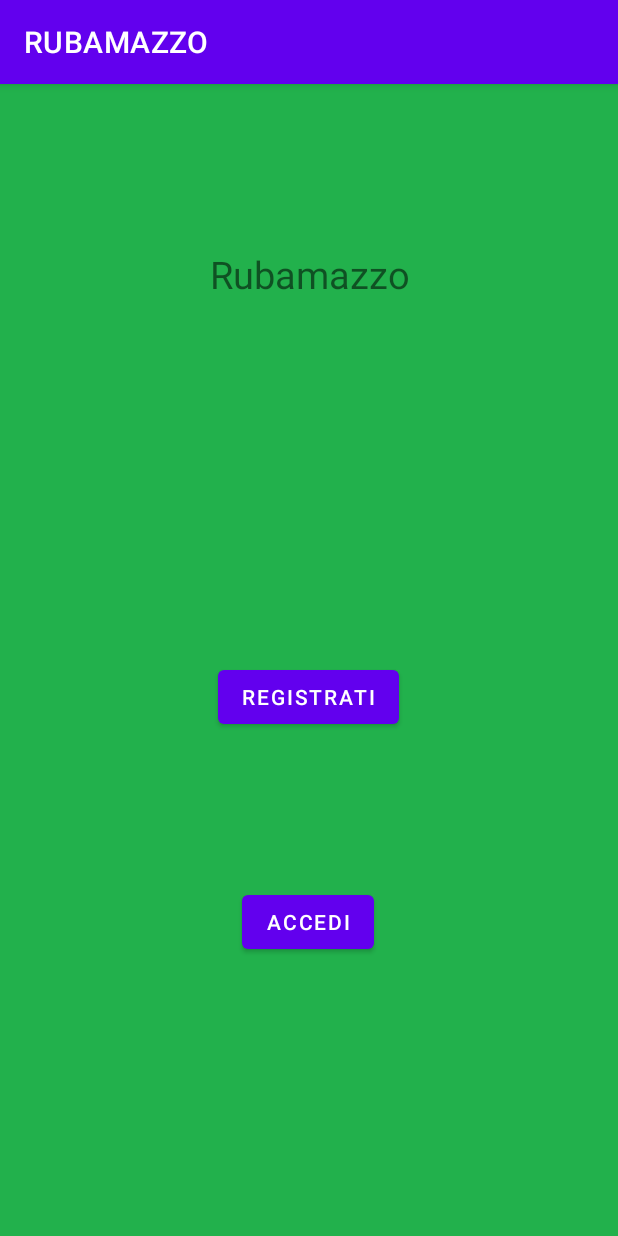
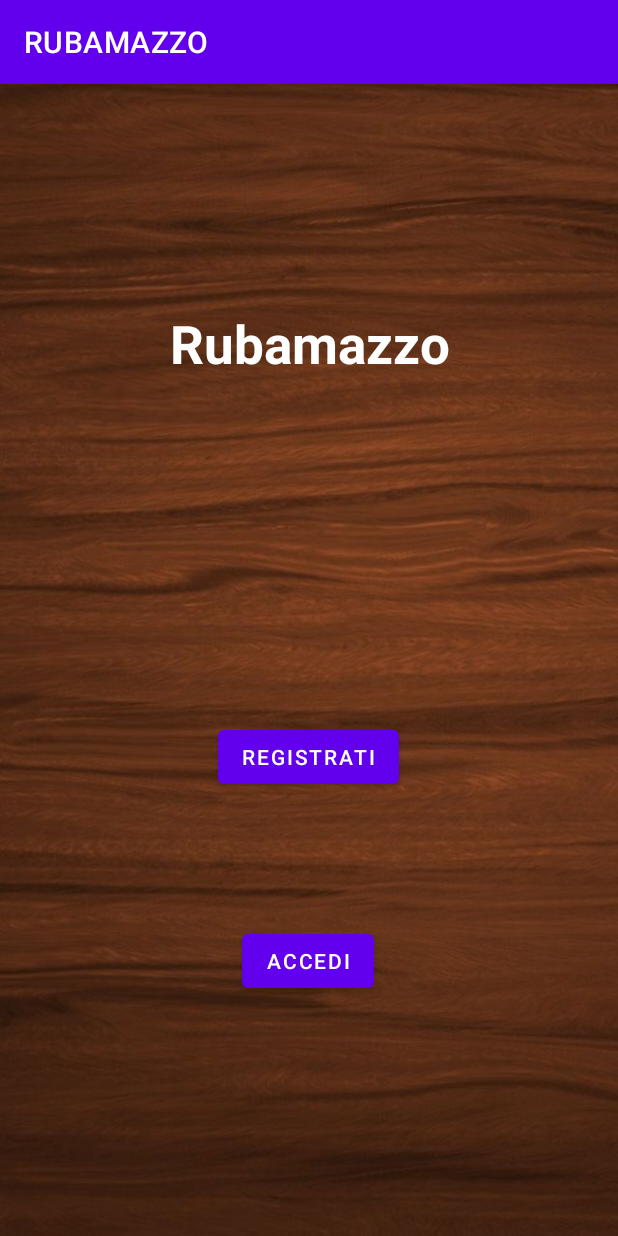
Before and after one commit to giorgiamatteucci/rubamazzo1, an Android app: the screen it shows after launch (MainActivity), on a phone screen of 412 x 824 dp. Run offline under Robolectric (Android 15) with nearby library versions, the phone set to English and light mode, and no system bars.

```diff
--- a/app/build.gradle
+++ b/app/build.gradle
@@ -1,5 +1,7 @@
 plugins {
     id 'com.android.application'
+
+    id 'com.google.gms.google-services'
 }
 
 android {
@@ -35,4 +37,7 @@ dependencies {
     testImplementation 'junit:junit:4.13.2'
     androidTestImplementation 'androidx.test.ext:junit:1.1.4'
     androidTestImplementation 'androidx.test.espresso:espresso-core:3.5.0'
+//classpath 'com.google.gms:google-services:4.3.13'
+    implementation platform('com.google.firebase:firebase-bom:31.1.1')
+    implementation 'com.google.firebase:firebase-analytics'
 }
--- a/app/src/main/java/com/example/rubamazzo/MainActivity.java
+++ b/app/src/main/java/com/example/rubamazzo/MainActivity.java
@@ -18,7 +18,7 @@ public class MainActivity extends AppCompatActivity {
         setContentView(R.layout.activity_main);
 
         //binding elementi layout con elementi java (oggetti)
-        tvTitolo = findViewById(R.id.tvTiitolo);
+        tvTitolo = findViewById(R.id.tvTitolo);
 
         btnRegistrati = findViewById(R.id.btnRegistratiMain);
         btnAccedi = findViewById(R.id.btnAccediMain);
@@ -28,7 +28,7 @@ public class MainActivity extends AppCompatActivity {
             startActivity(i);
         });
 
-        btnRegistrati.setOnClickListener(v -> {
+        btnAccedi.setOnClickListener(v -> {
             Intent i = new Intent(MainActivity.this, EntraActivity.class);
             startActivity(i);
         });
--- a/app/src/main/res/layout/activity_main.xml
+++ b/app/src/main/res/layout/activity_main.xml
@@ -5,39 +5,41 @@
     android:layout_width="match_parent"
     android:layout_height="match_parent"
     tools:context=".MainActivity"
-    android:background="@drawable/verde">
+    android:background="@drawable/sfondo">
 
     <TextView
-        android:id="@+id/tvTiitolo"
+        android:id="@+id/tvTitolo"
         android:layout_width="197dp"
         android:layout_height="63dp"
         android:text="Rubamazzo"
         android:textAlignment="center"
-        android:textSize="25sp"
+        android:textStyle="bold"
+        android:textColor="@color/white"
+        android:textSize="35sp"
         app:layout_constraintBottom_toBottomOf="parent"
         app:layout_constraintLeft_toLeftOf="parent"
         app:layout_constraintRight_toRightOf="parent"
         app:layout_constraintTop_toTopOf="parent"
-        app:layout_constraintVertical_bias="0.155" />
+        app:layout_constraintVertical_bias="0.212" />
 
     <Button
         android:id="@+id/btnRegistratiMain"
         android:layout_width="wrap_content"
         android:layout_height="wrap_content"
         android:layout_marginTop="212dp"
-        android:text="Registrati"
+        android:text="@string/registrati"
         app:layout_constraintBottom_toBottomOf="parent"
         app:layout_constraintEnd_toEndOf="parent"
         app:layout_constraintHorizontal_bias="0.498"
         app:layout_constraintStart_toStartOf="parent"
-        app:layout_constraintTop_toBottomOf="@+id/tvTiitolo"
+        app:layout_constraintTop_toBottomOf="@+id/tvTitolo"
         app:layout_constraintVertical_bias="0.0" />
 
     <Button
         android:id="@+id/btnAccediMain"
         android:layout_width="wrap_content"
         android:layout_height="wrap_content"
-        android:text="Accedi"
+        android:text="@string/accedi"
         app:layout_constraintBottom_toBottomOf="parent"
         app:layout_constraintEnd_toEndOf="parent"
         app:layout_constraintHorizontal_bias="0.498"
--- a/app/src/main/res/layout/activity_registrazione.xml
+++ b/app/src/main/res/layout/activity_registrazione.xml
@@ -41,7 +41,7 @@
         android:layout_width="154dp"
         android:layout_height="47dp"
         android:layout_marginStart="96dp"
-        android:text="Nome"
+        android:text="@string/nome"
         android:textColor="@color/white"
         android:textSize="30sp"
         app:layout_constraintBottom_toBottomOf="parent"
@@ -56,7 +56,7 @@
         android:layout_width="154dp"
         android:layout_height="47dp"
         android:layout_marginStart="96dp"
-        android:text="Cognome"
+        android:text="@string/cognome"
         android:textColor="@color/white"
         android:textSize="30sp"
         app:layout_constraintBottom_toBottomOf="parent"
--- a/app/src/main/res/values/strings.xml
+++ b/app/src/main/res/values/strings.xml
@@ -1,7 +1,9 @@
 <resources>
     <string name="app_name">RUBAMAZZO</string>
-    <string name="attesa_partita">stiamo cercando una partita</string>
-    <string name="attesa_giocatore">stiamo cercando un giocatore per iniziare la partita</string>
+    <string name="registrati">registrati</string>
+    <string name="accedi">accedi</string>
     <string name="annulla">annulla</string>
     <string name="indietro">indietro</string>
+    <string name="nome">nome</string>
+    <string name="cognome">cognome</string>
 </resources>
```
Also changed, not shown: app/src/main/java/com/example/rubamazzo/Mazzo.java (+4 -15 lines), build.gradle (+23 -0 lines), 2 other files.
